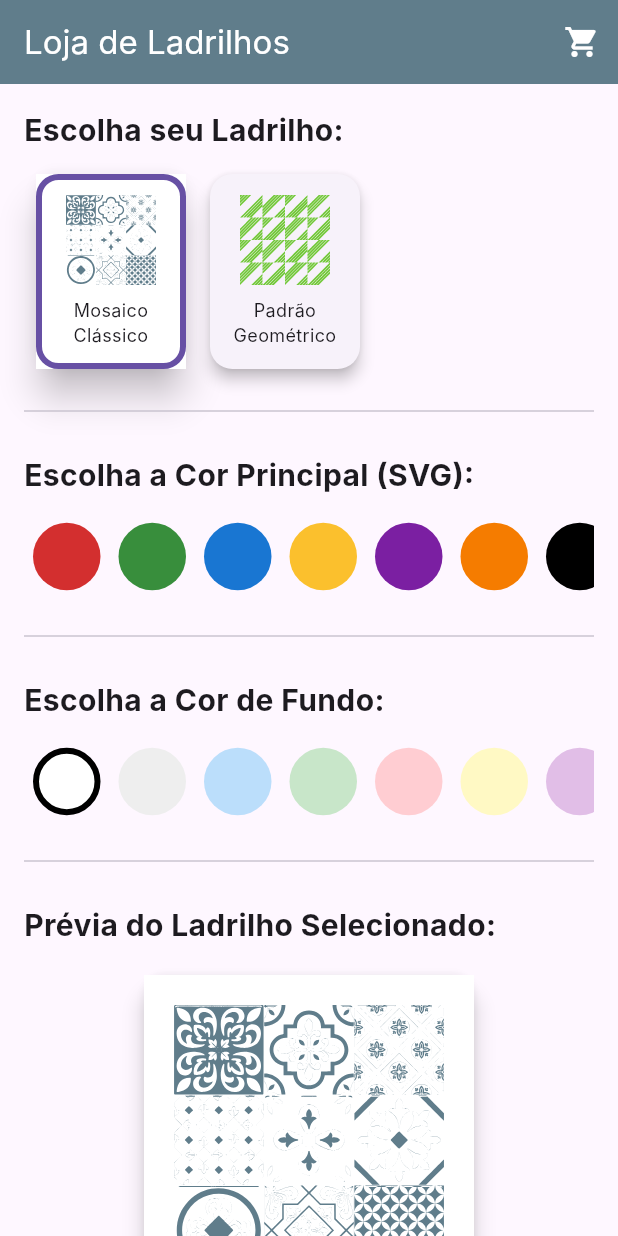
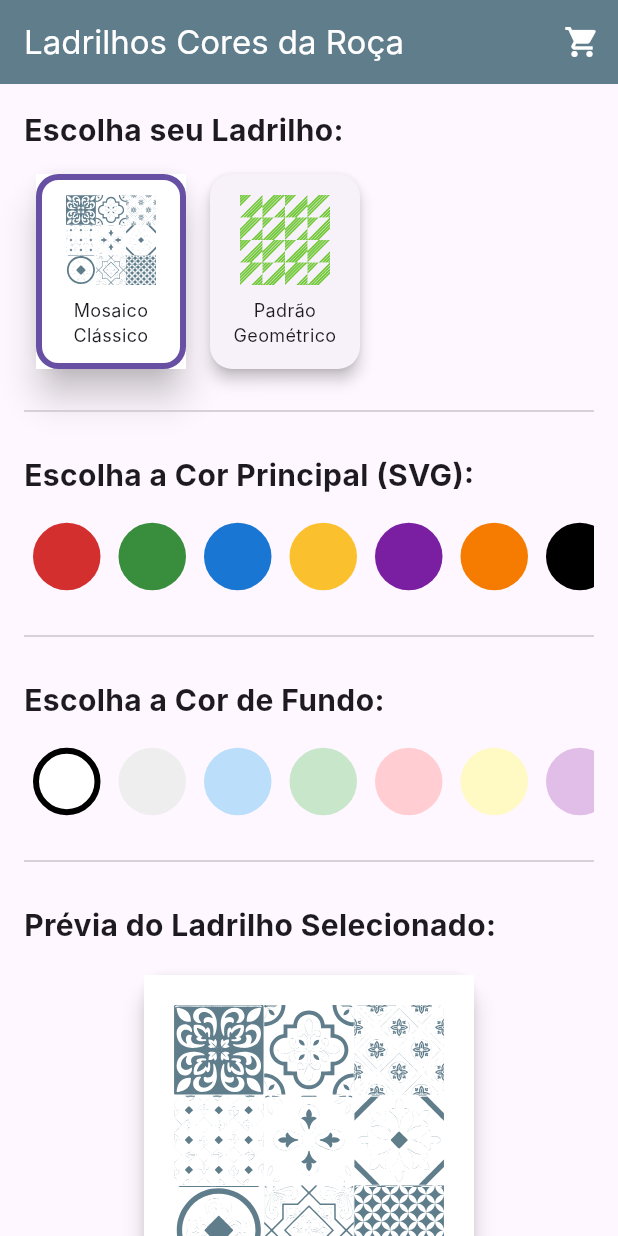
Before and after one commit to Itatelino/ladrilho_draw, a Flutter app: the screen it shows after launch, on a phone screen of 412 x 824 dp. Run offline on Flutter 3.47's test engine with Material 3 defaults, Android fonts, the phone set to English and light mode, and no system bars; our stand-ins replace flutter_svg; Roboto replaces fonts that are missing (Inter).

Commit message:
AtualzInformçoes

```diff
--- a/lib/main.dart
+++ b/lib/main.dart
@@ -276,7 +276,7 @@ class _TileShopHomePageState extends State<TileShopHomePage> {
   Widget build(BuildContext context) {
     return Scaffold(
       appBar: AppBar(
-        title: const Text('Loja de Ladrilhos'),
+        title: const Text('Ladrilhos Cores da Roça'),
         actions: [
           IconButton(
             icon: Stack(
```
